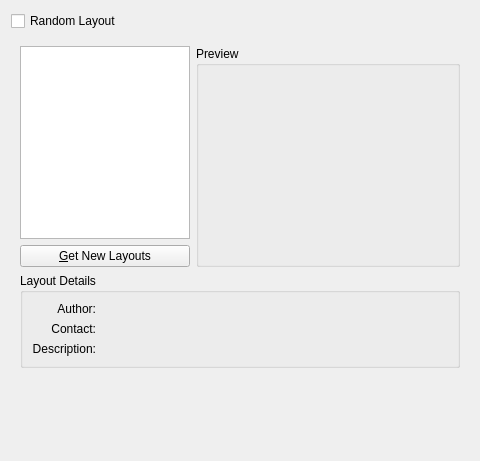
The window that src/gametype.ui (KDE/kmahjongg) describes before a commit, drawn with Qt 5.
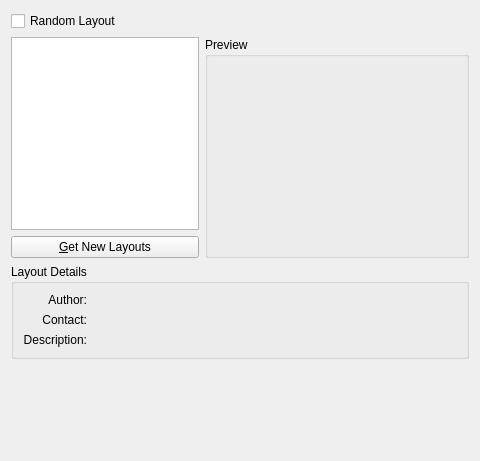
The same window after the commit.

Commit message:
Layout selection UI: avoid extra margins around selector
GIT_SILENT

```diff
--- a/src/gametype.ui
+++ b/src/gametype.ui
@@ -29,6 +29,9 @@
      <item>
       <widget class="QWidget" name="widgetNoRandom" native="true">
        <layout class="QGridLayout" name="gridLayout">
+        <property name="margin">
+         <number>0</number>
+        </property>
         <item row="0" column="0">
          <layout class="QVBoxLayout" name="layoutNoRandom">
           <item>
```
